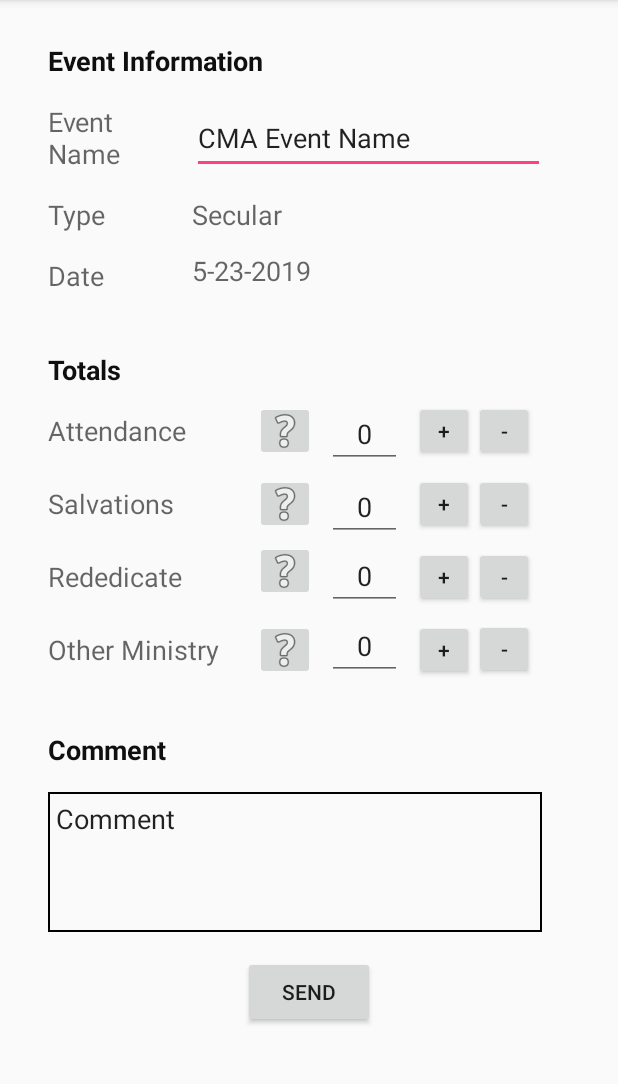
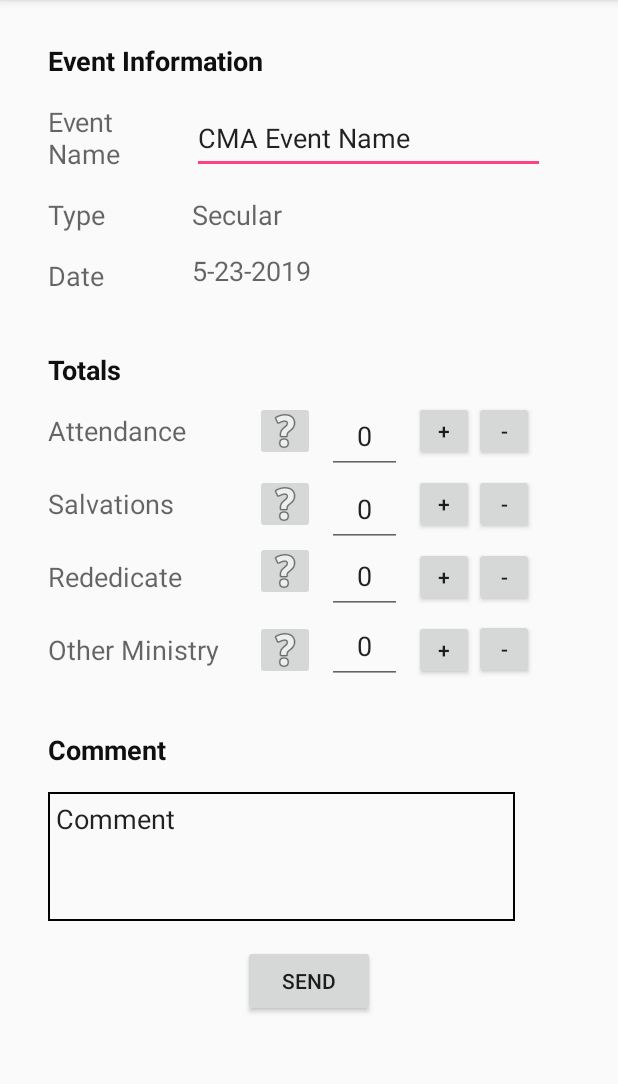
Before and after one commit to pauldshep/CMAActivityReport, an Android app: the screen it shows after launch (ActivityMain), on a phone screen of 412 x 824 dp, the part 84-1168 px from its top. Run offline under Robolectric (Android 15) with nearby library versions, the phone set to English and light mode, and no system bars.

```diff
--- a/app/src/main/java/com/sss/android/cmaactivityreport/ActivitySettings.java
+++ b/app/src/main/java/com/sss/android/cmaactivityreport/ActivitySettings.java
@@ -38,6 +38,7 @@ public class ActivitySettings extends AppCompatActivity
         super.onCreate(savedInstanceState);
         setContentView(R.layout.activity_settings);
         setTitle("Activity Report Settings");
+        Log.i(TAG, "onCreate()");
 
         // set dialog values
         mEditTextEmailTo      = findViewById(R.id.editText_email_to);
--- a/app/src/main/res/layout/activity_main.xml
+++ b/app/src/main/res/layout/activity_main.xml
@@ -200,7 +200,7 @@
             <EditText
                     android:id="@+id/editTextEventAttend"
                     android:layout_width="50dp"
-                    android:layout_height="44dp"
+                    android:layout_height="50dp"
                     android:inputType="date"
                     android:text="@string/edittext_def_attend"
                     android:gravity="center"
@@ -266,7 +266,7 @@
             <EditText
                     android:id="@+id/editTextSalvations"
                     android:layout_width="50dp"
-                    android:layout_height="44dp"
+                    android:layout_height="50dp"
                     android:inputType="number"
                     android:ems="10"
                     android:text="@string/edittext_def_salvations"
@@ -320,7 +320,7 @@
             <EditText
                     android:id="@+id/editTextRededications"
                     android:layout_width="50dp"
-                    android:layout_height="44dp"
+                    android:layout_height="50dp"
                     android:inputType="number"
                     android:ems="10"
                     android:text="@string/edittext_def_rededications"
@@ -377,7 +377,7 @@
                     android:id="@+id/editTextOther"
                     android:text="@string/edittext_def_other"
                     android:layout_width="50dp"
-                    android:layout_height="44dp"
+                    android:layout_height="50dp"
                     android:inputType="number"
                     android:gravity="center"
                     android:ems="10"
@@ -436,17 +436,15 @@
                     android:gravity="top|left"
                     android:background="@drawable/border"
                     android:padding="5dp"
-                    android:layout_width="329dp"
-                    android:layout_height="93dp"
+                    android:layout_width="311dp"
+                    android:layout_height="86dp"
                     android:ems="10"
                     android:layout_alignStart="@+id/editTextRededications"
                     android:layout_below="@+id/editTextRededications"
                     android:layout_marginTop="16dp"
                     app:layout_constraintTop_toBottomOf="@+id/textViewComment"
                     app:layout_constraintStart_toStartOf="@+id/textViewComment"
-                    android:layout_marginEnd="8dp"
-                    app:layout_constraintEnd_toEndOf="@+id/btnDecOther"
-                    app:layout_constraintHorizontal_bias="0.0"/>
+                    />
 
 
             !-- Control Buttons -->
```
Also changed, not shown: app/src/main/java/com/sss/android/cmaactivityreport/ActivityMain.java (+56 -13 lines), app/src/main/java/com/sss/android/cmaactivityreport/DataCMAActivity.java (+22 -29 lines), app/src/main/java/com/sss/android/cmaactivityreport/DataProperties.java (+5 -8 lines).
